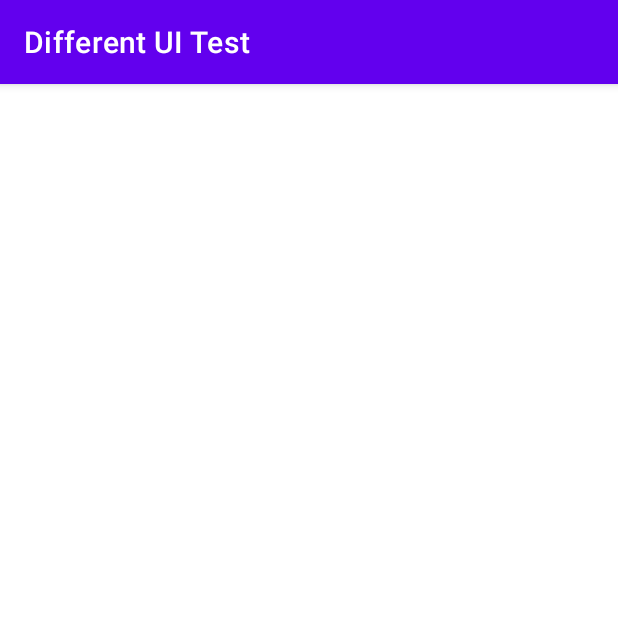
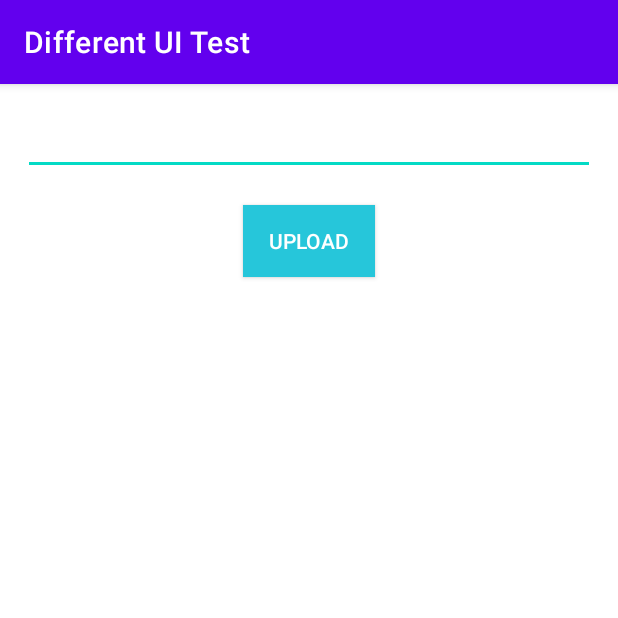
Before and after one commit to TanvirIslam47/differentUiTest, an Android app: the OCRActivity screen opened directly, with no data from a screen before it, on a phone screen of 412 x 824 dp, the top half of it. Run offline under Robolectric (Android 15) with nearby library versions, the phone set to English and light mode, and no system bars.

```diff
--- a/app/src/main/java/com/example/differentuitest/OCRActivity.java
+++ b/app/src/main/java/com/example/differentuitest/OCRActivity.java
@@ -1,14 +1,22 @@
 package com.example.differentuitest;
 
 import androidx.appcompat.app.AppCompatActivity;
+import androidx.appcompat.widget.AppCompatButton;
 
 import android.os.Bundle;
+import android.widget.EditText;
 
 public class OCRActivity extends AppCompatActivity {
+
+    EditText ocrText;
+    AppCompatButton uploadBtn;
 
     @Override
     protected void onCreate(Bundle savedInstanceState) {
         super.onCreate(savedInstanceState);
         setContentView(R.layout.activity_ocractivity);
+
+        ocrText = findViewById(R.id.ocrTextId);
+        uploadBtn = findViewById(R.id.uploadBtnId);
     }
 }
--- a/app/src/main/res/layout/activity_ocractivity.xml
+++ b/app/src/main/res/layout/activity_ocractivity.xml
@@ -1,9 +1,30 @@
 <?xml version="1.0" encoding="utf-8"?>
-<androidx.constraintlayout.widget.ConstraintLayout xmlns:android="http://schemas.android.com/apk/res/android"
+<LinearLayout xmlns:android="http://schemas.android.com/apk/res/android"
     xmlns:app="http://schemas.android.com/apk/res-auto"
     xmlns:tools="http://schemas.android.com/tools"
     android:layout_width="match_parent"
     android:layout_height="match_parent"
+    android:orientation="vertical"
     tools:context=".OCRActivity">
 
-</androidx.constraintlayout.widget.ConstraintLayout>
+    <EditText
+        android:id="@+id/ocrTextId"
+        android:layout_width="match_parent"
+        android:layout_height="wrap_content"
+        android:layout_marginTop="15dp"
+        android:layout_marginStart="15dp"
+        android:layout_marginEnd="15dp"
+        />
+
+    <androidx.appcompat.widget.AppCompatButton
+        android:id="@+id/uploadBtnId"
+        android:layout_width="wrap_content"
+        android:layout_height="wrap_content"
+        android:text="upload"
+        android:textColor="@color/white"
+        android:background="@color/md_amber_800"
+        android:backgroundTint="@color/md_cyan_400"
+        android:layout_marginTop="20dp"
+        android:layout_gravity="center"/>
+
+</LinearLayout>
```
